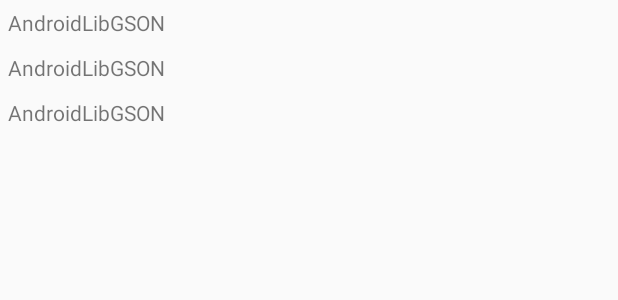
After one commit to Thanyla/AndroidLibGSON, an Android app: the layout item_lista.xml on its own in the app's theme, with its tools: preview values and no code run, on a phone screen of 412 x 824 dp. The commit adds this screen. Shown: the top 300 px of the screen. Run offline under Robolectric (Android 15) with nearby library versions, the phone set to English and light mode, and no system bars.

```diff
--- a/app/src/main/java/com/example/androidlibgson/Auxiliar.java
+++ b/app/src/main/java/com/example/androidlibgson/Auxiliar.java
@@ -52,4 +52,4 @@ public class Auxiliar {
         }//finally
         return sb.toString();
     }//method
-}
+}//class
--- /dev/null
+++ b/app/src/main/res/layout/item_lista.xml
@@ -0,0 +1,25 @@
+<?xml version="1.0" encoding="utf-8"?>
+<LinearLayout xmlns:android="http://schemas.android.com/apk/res/android"
+    android:orientation="vertical"
+    android:layout_width="match_parent"
+    android:layout_height="match_parent">
+
+    <TextView
+        android:layout_width="wrap_content"
+        android:layout_height="wrap_content"
+        android:text="@string/app_name"
+        android:padding="5dp"
+        android:id="@+id/textViewNome"/>
+    <TextView
+        android:layout_width="wrap_content"
+        android:layout_height="wrap_content"
+        android:text="@string/app_name"
+        android:padding="5dp"
+        android:id="@+id/textViewTitle"/>
+    <TextView
+        android:layout_width="wrap_content"
+        android:layout_height="wrap_content"
+        android:text="@string/app_name"
+        android:padding="5dp"
+        android:id="@+id/textViewBody"/>
+</LinearLayout>
```
Also changed, not shown: app/src/main/java/com/example/androidlibgson/MainActivity.java (+75 -0 lines), app/src/main/res/layout/activity_main.xml (+5 -8 lines), 1 other file.
